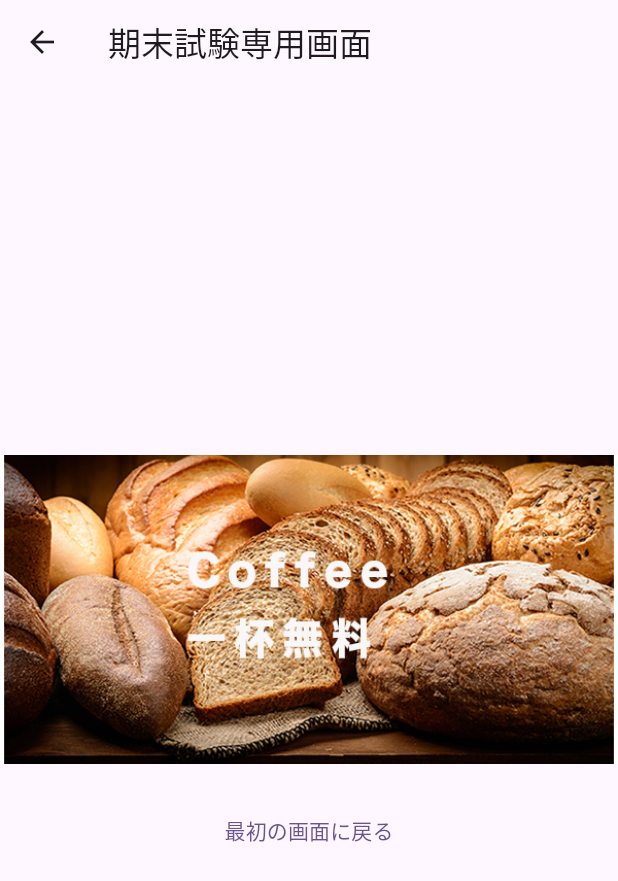
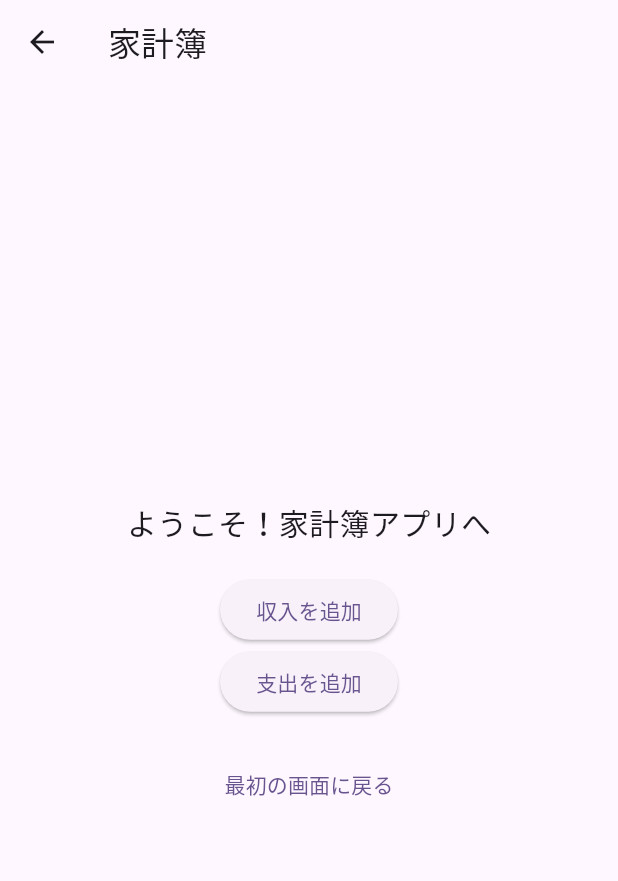
Before and after one commit to iwasitamasayosi/flutter_application_1, a Flutter app: the final_exam screen opened directly, on a phone screen of 412 x 824 dp. Shown: the top 881 px of the screen. Run offline on Flutter 3.47's test engine with Material 3 defaults, Android fonts, the phone set to English and light mode, and no system bars.

Commit message:
収入支出入力画面

```diff
--- a/lib/final_exam.dart
+++ b/lib/final_exam.dart
@@ -1,18 +1,34 @@
 import 'package:flutter/material.dart';
 import 'package:flutter_application_1/HomePage.dart';
+import 'package:flutter_application_1/Income_Screen.dart';
 
 class final_exam extends StatelessWidget{
   @override
   Widget build(BuildContext context) {
     return Scaffold(
       appBar: AppBar(
-        title : Text("期末試験専用画面")
+        title : Text("家計簿")
       ),
       body : Center(
         child: Column(
           mainAxisAlignment: MainAxisAlignment.center,
           children: [
-            Image.asset('assets/images/c_img.jpg'), // 画像を表示
+            Text('ようこそ！家計簿アプリへ', style: TextStyle(fontSize: 20)),
+            SizedBox(height: 20),
+            ElevatedButton(
+              child: Text('収入を追加'),
+              onPressed: (){
+                Navigator.push(context, MaterialPageRoute(
+                  // （2） 実際に表示するページ(ウィジェット)を指定する
+                  builder: (context) => Income_screen()
+                ));
+              },
+            ),
+            ElevatedButton(
+              onPressed: () => Navigator.pushNamed(context, '/income'),
+              child: Text('支出を追加'),
+            ),
+            //Image.asset('assets/images/c_img.jpg'), // 画像を表示
             SizedBox(height: 20), // 画像とボタンの間にスペースを追加
             TextButton(
               child: Text("最初の画面に戻る"),
```
Also changed, not shown: lib/Expenditure_screen.dart (added, +36 -0 lines), lib/Income_Screen.dart (added, +36 -0 lines).
